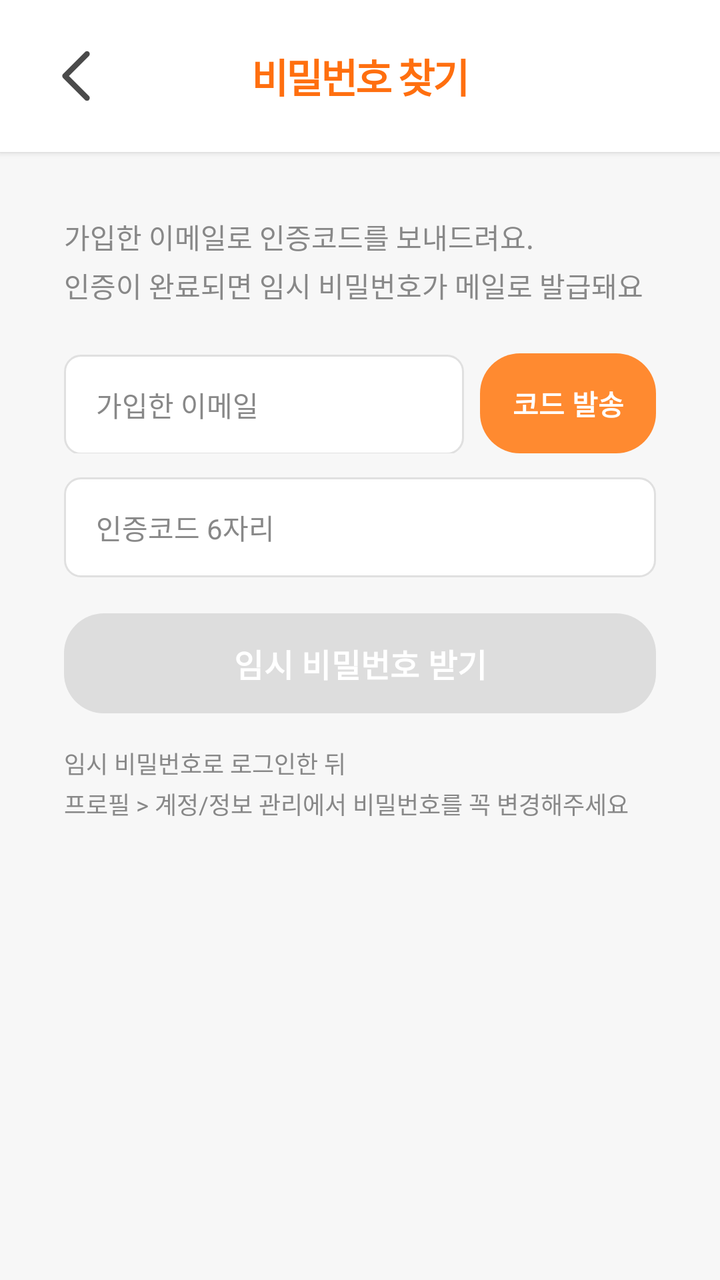
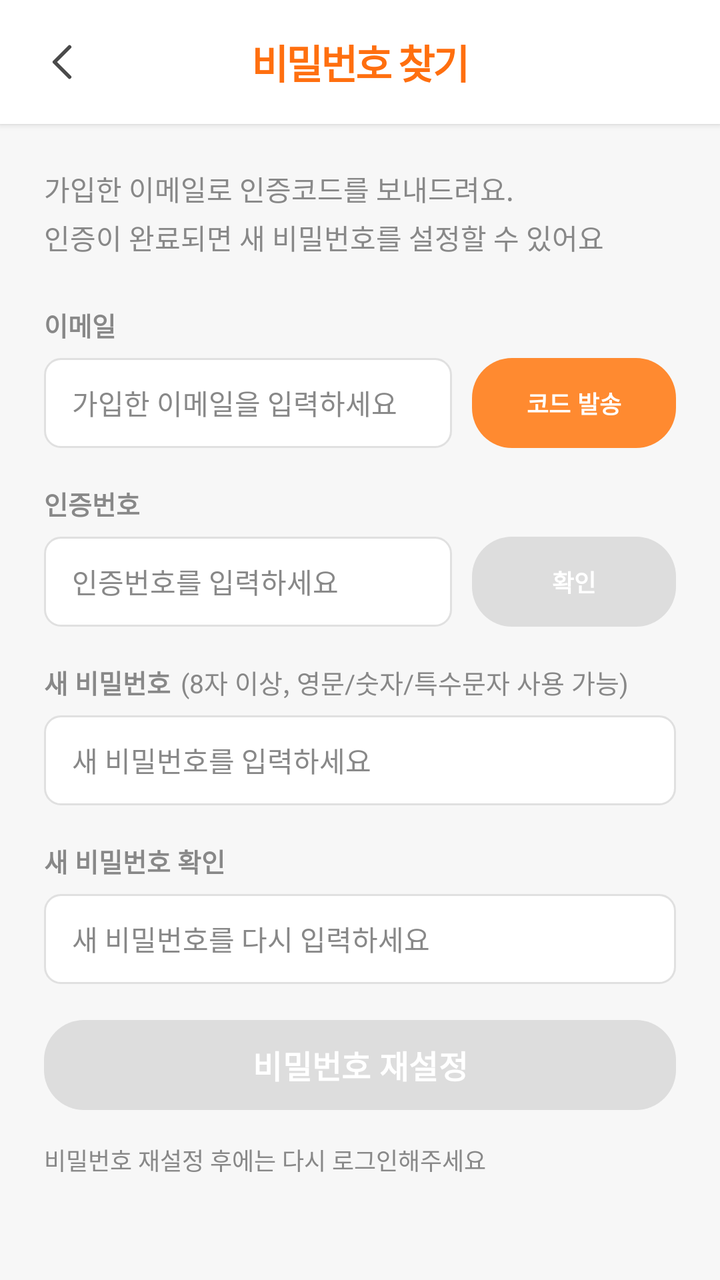

Compare the two renders of this Android layout. The source of the first and the diff that turns it into the second are given below.
<!-- AndroidManifest.xml: application theme Theme.Honbabapp -->
<!-- res/layout/activity_forgot_password.xml -->
<?xml version="1.0" encoding="utf-8"?>
<LinearLayout xmlns:android="http://schemas.android.com/apk/res/android"
    android:layout_width="match_parent"
    android:layout_height="match_parent"
    android:orientation="vertical"
    android:background="@color/bg_200">

    
    <LinearLayout
        android:layout_width="match_parent"
        android:layout_height="wrap_content"
        android:orientation="horizontal"
        android:gravity="center_vertical"
        android:padding="16dp"
        android:background="@color/bg_100"
        android:elevation="2dp">

        <ImageButton
            android:id="@+id/btn_back"
            android:layout_width="44dp"
            android:layout_height="44dp"
            android:src="@drawable/ic_arrow_back"
            android:scaleType="centerCrop"
            android:background="@color/white"
            android:layout_marginEnd="12dp"
            android:contentDescription="뒤로가기" />

        <TextView
            android:layout_width="0dp"
            android:layout_height="wrap_content"
            android:layout_weight="1"
            android:text="비밀번호 찾기"
            android:textColor="@color/primary_200"
            android:textSize="20sp"
            android:textStyle="bold"
            android:gravity="center"
            android:letterSpacing="-0.05"
            android:layout_marginEnd="56dp" />

    </LinearLayout>

    <ScrollView
        android:layout_width="match_parent"
        android:layout_height="match_parent"
        android:fillViewport="true">

        <LinearLayout
            android:layout_width="match_parent"
            android:layout_height="wrap_content"
            android:orientation="vertical"
            android:padding="32dp">

            
            <TextView
                android:layout_width="wrap_content"
                android:layout_height="wrap_content"
                android:text="가입한 이메일로 인증코드를 보내드려요.\n인증이 완료되면 임시 비밀번호가 메일로 발급돼요"
                android:textColor="@color/text_200"
                android:textSize="14sp"
                android:lineSpacingExtra="4dp"
                android:layout_marginBottom="24dp" />

            
            <LinearLayout
                android:layout_width="match_parent"
                android:layout_height="wrap_content"
                android:orientation="horizontal"
                android:layout_marginBottom="12dp">

                <EditText
                    android:id="@+id/et_email"
                    android:layout_width="0dp"
                    android:layout_height="50dp"
                    android:layout_weight="1"
                    android:hint="가입한 이메일"
                    android:textColorHint="@color/text_200"
                    android:textColor="@color/text_100"
                    android:textSize="14sp"
                    android:inputType="textEmailAddress"
                    android:background="@drawable/edittext_background"
                    android:paddingHorizontal="16dp"
                    android:layout_marginEnd="8dp" />

                <Button
                    android:id="@+id/btn_send_code"
                    android:layout_width="wrap_content"
                    android:layout_height="50dp"
                    android:text="코드 발송"
                    android:textColor="@color/white"
                    android:textSize="14sp"
                    android:textStyle="bold"
                    android:background="@drawable/button_primary_background"
                    android:paddingHorizontal="16dp" />

            </LinearLayout>

            
            <EditText
                android:id="@+id/et_code"
                android:layout_width="match_parent"
                android:layout_height="50dp"
                android:hint="인증코드 6자리"
                android:textColorHint="@color/text_200"
                android:textColor="@color/text_100"
                android:textSize="14sp"
                android:inputType="number"
                android:maxLength="6"
                android:enabled="false"
                android:background="@drawable/edittext_background"
                android:paddingHorizontal="16dp"
                android:layout_marginBottom="18dp" />

            
            <Button
                android:id="@+id/btn_reset_password"
                android:layout_width="match_parent"
                android:layout_height="50dp"
                android:text="임시 비밀번호 받기"
                android:textColor="@color/white"
                android:textSize="16sp"
                android:textStyle="bold"
                android:enabled="false"
                android:background="@drawable/button_primary_background"
                android:elevation="2dp"
                android:layout_marginBottom="16dp" />

            
            <TextView
                android:layout_width="wrap_content"
                android:layout_height="wrap_content"
                android:text="임시 비밀번호로 로그인한 뒤\n프로필 > 계정/정보 관리에서 비밀번호를 꼭 변경해주세요"
                android:textColor="@color/text_200"
                android:textSize="12sp"
                android:lineSpacingExtra="3dp" />

        </LinearLayout>

    </ScrollView>

</LinearLayout>
<!-- resources referenced by this layout -->
<resources>
  <color name="bg_100">#FFFFFF</color>
  <color name="bg_200">#F7F7F7</color>
  <color name="primary_200">#FF6F0F</color>
  <color name="text_100">#222222</color>
  <color name="text_200">#888888</color>
  <color name="white">#FFFFFFFF</color>
  <!-- drawable button_primary_background (drawable) -->
  <?xml version="1.0" encoding="utf-8"?>
  <shape xmlns:android="http://schemas.android.com/apk/res/android">
      <solid android:color="@color/primary_100" />
      <corners android:radius="20dp" />
  </shape>
  <!-- drawable edittext_background (drawable) -->
  <?xml version="1.0" encoding="utf-8"?>
  <selector xmlns:android="http://schemas.android.com/apk/res/android">
  
  
      <item android:state_focused="true">
          <shape android:shape="rectangle">
              <solid android:color="@color/bg_100"/>
              <corners android:radius="8dp"/>
              <stroke
                  android:width="2dp"
                  android:color="@color/primary_100"/>
          </shape>
      </item>
  
  
      <item>
          <shape android:shape="rectangle">
              <solid android:color="@color/bg_100"/>
              <corners android:radius="8dp"/>
              <stroke
                  android:width="1dp"
                  android:color="@color/border_100"/>
          </shape>
      </item>
  
  </selector>
  <!-- drawable ic_arrow_back (drawable) -->
  <vector xmlns:android="http://schemas.android.com/apk/res/android"
      android:width="24dp"
      android:height="24dp"
      android:viewportWidth="24"
      android:viewportHeight="24">
  
    <path
        android:pathData="M15,18L9,12L15,6"
        android:strokeColor="#4A4A4A"
        android:strokeWidth="1.5"
        android:strokeLineCap="round"
        android:strokeLineJoin="round"
        android:fillColor="@android:color/transparent"/>
  </vector>
  <style name="Theme.Honbabapp" parent="Base.Theme.Honbabapp">
          <item name="android:windowIsTranslucent">true</item>
      </style>
  <color name="primary_100">#FF8A30</color>
  <color name="border_100">#E0E0E0</color>
  <style name="Base.Theme.Honbabapp" parent="Theme.Material3.Light.NoActionBar">
          
          <item name="colorPrimary">@color/primary_100</item>
          <item name="colorPrimaryVariant">@color/primary_200</item>
          <item name="colorOnPrimary">@android:color/white</item>
  
          
          <item name="colorSecondary">@color/accent_100</item>
          <item name="colorSecondaryVariant">@color/accent_200</item>
          <item name="colorOnSecondary">@android:color/white</item>
  
          
          <item name="android:colorBackground">@color/bg_100</item>
          <item name="colorSurface">@color/white</item>
          <item name="colorOnSurface">@color/text_100</item>
  
          
          <item name="android:statusBarColor">@android:color/white</item>
          <item name="android:windowLightStatusBar">true</item>
          
      </style>
  <color name="accent_100">#00C7AE</color>
  <color name="accent_200">#2B2B2B</color>
</resources>

<!-- the commit's change to res/layout/activity_forgot_password.xml (unified diff, before → after) -->
@@ -17,8 +17,8 @@
 
         <ImageButton
             android:id="@+id/btn_back"
-            android:layout_width="44dp"
-            android:layout_height="44dp"
+            android:layout_width="30dp"
+            android:layout_height="30dp"
             android:src="@drawable/ic_arrow_back"
             android:scaleType="centerCrop"
             android:background="@color/white"
@@ -35,87 +35,246 @@
             android:textStyle="bold"
             android:gravity="center"
             android:letterSpacing="-0.05"
-            android:layout_marginEnd="56dp" />
+            android:layout_marginEnd="42dp" />
 
     </LinearLayout>
 
     <ScrollView
         android:layout_width="match_parent"
         android:layout_height="match_parent"
-        android:fillViewport="true">
+        android:fillViewport="true"
+        android:scrollbars="none">
 
         <LinearLayout
             android:layout_width="match_parent"
             android:layout_height="wrap_content"
             android:orientation="vertical"
-            android:padding="32dp">
-
-            
-            <TextView
-                android:layout_width="wrap_content"
-                android:layout_height="wrap_content"
-                android:text="가입한 이메일로 인증코드를 보내드려요.\n인증이 완료되면 임시 비밀번호가 메일로 발급돼요"
+            android:padding="22dp">
+
+            
+            <TextView
+                android:layout_width="wrap_content"
+                android:layout_height="wrap_content"
+                android:text="가입한 이메일로 인증코드를 보내드려요.\n인증이 완료되면 새 비밀번호를 설정할 수 있어요"
                 android:textColor="@color/text_200"
                 android:textSize="14sp"
                 android:lineSpacingExtra="4dp"
                 android:layout_marginBottom="24dp" />
 
             
+            <TextView
+                android:layout_width="wrap_content"
+                android:layout_height="wrap_content"
+                android:text="이메일"
+                android:textColor="@color/text_200"
+                android:textSize="13sp"
+                android:textStyle="bold"
+                android:layout_marginBottom="7dp" />
+
             <LinearLayout
                 android:layout_width="match_parent"
                 android:layout_height="wrap_content"
                 android:orientation="horizontal"
-                android:layout_marginBottom="12dp">
-
-                <EditText
-                    android:id="@+id/et_email"
-                    android:layout_width="0dp"
-                    android:layout_height="50dp"
-                    android:layout_weight="1"
-                    android:hint="가입한 이메일"
-                    android:textColorHint="@color/text_200"
-                    android:textColor="@color/text_100"
-                    android:textSize="14sp"
-                    android:inputType="textEmailAddress"
-                    android:background="@drawable/edittext_background"
-                    android:paddingHorizontal="16dp"
-                    android:layout_marginEnd="8dp" />
+                android:layout_marginBottom="18dp">
+
+                <LinearLayout
+                    android:layout_width="0dp"
+                    android:layout_weight="2"
+                    android:layout_height="wrap_content"
+                    android:orientation="vertical"
+                    android:layout_marginEnd="10dp">
+
+                    <EditText
+                        android:id="@+id/et_email"
+                        android:layout_width="match_parent"
+                        android:layout_height="45dp"
+                        android:hint="가입한 이메일을 입력하세요"
+                        android:textColorHint="@color/text_200"
+                        android:textColor="@color/text_100"
+                        android:textSize="14sp"
+                        android:inputType="textEmailAddress"
+                        android:background="@drawable/edittext_background"
+                        android:paddingHorizontal="14dp" />
+
+                    
+                    <TextView
+                        android:id="@+id/tv_email_check_result"
+                        android:layout_width="wrap_content"
+                        android:layout_height="wrap_content"
+                        android:textSize="11sp"
+                        android:layout_marginTop="4dp"
+                        android:visibility="gone" />
+
+                </LinearLayout>
 
                 <Button
                     android:id="@+id/btn_send_code"
-                    android:layout_width="wrap_content"
-                    android:layout_height="50dp"
+                    android:layout_width="0dp"
+                    android:layout_height="45dp"
+                    android:layout_weight="1"
                     android:text="코드 발송"
                     android:textColor="@color/white"
-                    android:textSize="14sp"
+                    android:textSize="12sp"
                     android:textStyle="bold"
                     android:background="@drawable/button_primary_background"
-                    android:paddingHorizontal="16dp" />
+                    android:minWidth="80dp" />
 
             </LinearLayout>
 
             
+            <TextView
+                android:layout_width="wrap_content"
+                android:layout_height="wrap_content"
+                android:text="인증번호"
+                android:textColor="@color/text_200"
+                android:textSize="13sp"
+                android:textStyle="bold"
+                android:layout_marginBottom="7dp" />
+
+            <LinearLayout
+                android:layout_width="match_parent"
+                android:layout_height="wrap_content"
+                android:orientation="horizontal"
+                android:layout_marginBottom="18dp">
+
+                <LinearLayout
+                    android:layout_width="0dp"
+                    android:layout_weight="2"
+                    android:layout_height="wrap_content"
+                    android:orientation="vertical"
+                    android:layout_marginEnd="10dp">
+
+                    <EditText
+                        android:id="@+id/et_code"
+                        android:layout_width="match_parent"
+                        android:layout_height="45dp"
+                        android:hint="인증번호를 입력하세요"
+                        android:textColorHint="@color/text_200"
+                        android:textColor="@color/text_100"
+                        android:textSize="14sp"
+                        android:inputType="number"
+                        android:maxLength="6"
+                        android:enabled="false"
+                        android:background="@drawable/edittext_background"
+                        android:paddingHorizontal="14dp" />
+
+                    
+                    <TextView
+                        android:id="@+id/tv_verify_code_result"
+                        android:layout_width="wrap_content"
+                        android:layout_height="wrap_content"
+                        android:textSize="11sp"
+                        android:layout_marginTop="4dp"
+                        android:visibility="gone" />
+
+                    
+                    <TextView
+                        android:id="@+id/tv_verification_timer"
+                        android:layout_width="wrap_content"
+                        android:layout_height="wrap_content"
+                        android:textSize="11sp"
+                        android:layout_marginTop="4dp"
+                        android:visibility="gone" />
+
+                </LinearLayout>
+
+                <Button
+                    android:id="@+id/btn_verify_code"
+                    android:layout_width="0dp"
+                    android:layout_height="45dp"
+                    android:layout_weight="1"
+                    android:text="확인"
+                    android:textColor="@color/white"
+                    android:textSize="12sp"
+                    android:textStyle="bold"
+                    android:background="@drawable/button_primary_background"
+                    android:minWidth="80dp"
+                    android:enabled="false" />
+
+            </LinearLayout>
+
+            
+            <LinearLayout
+                android:layout_width="wrap_content"
+                android:layout_height="wrap_content"
+                android:orientation="horizontal">
+
+                <TextView
+                    android:layout_width="wrap_content"
+                    android:layout_height="wrap_content"
+                    android:text="새 비밀번호"
+                    android:textColor="@color/text_200"
+                    android:textSize="13sp"
+                    android:textStyle="bold"
+                    android:layout_marginBottom="7dp" />
+
+                <TextView
+                    android:layout_width="wrap_content"
+                    android:layout_height="wrap_content"
+                    android:text="(8자 이상, 영문/숫자/특수문자 사용 가능)"
+                    android:textColor="@color/text_200"
+                    android:textSize="13sp"
+                    android:layout_marginStart="5dp"
+                    android:layout_marginBottom="7dp" />
+
+            </LinearLayout>
+
             <EditText
-                android:id="@+id/et_code"
-                android:layout_width="match_parent"
-                android:layout_height="50dp"
-                android:hint="인증코드 6자리"
+                android:id="@+id/et_new_password"
+                android:layout_width="match_parent"
+                android:layout_height="45dp"
+                android:hint="새 비밀번호를 입력하세요"
                 android:textColorHint="@color/text_200"
                 android:textColor="@color/text_100"
                 android:textSize="14sp"
-                android:inputType="number"
-                android:maxLength="6"
+                android:inputType="textPassword"
                 android:enabled="false"
                 android:background="@drawable/edittext_background"
-                android:paddingHorizontal="16dp"
-                android:layout_marginBottom="18dp" />
+                android:paddingHorizontal="14dp"
+                android:layout_marginBottom="18dp"
+                android:maxLength="14" />
+
+            
+            <TextView
+                android:layout_width="wrap_content"
+                android:layout_height="wrap_content"
+                android:text="새 비밀번호 확인"
+                android:textColor="@color/text_200"
+                android:textSize="13sp"
+                android:textStyle="bold"
+                android:layout_marginBottom="7dp" />
+
+            <EditText
+                android:id="@+id/et_confirm_password"
+                android:layout_width="match_parent"
+                android:layout_height="45dp"
+                android:hint="새 비밀번호를 다시 입력하세요"
+                android:textColorHint="@color/text_200"
+                android:textColor="@color/text_100"
+                android:textSize="14sp"
+                android:inputType="textPassword"
+                android:enabled="false"
+                android:background="@drawable/edittext_background"
+                android:paddingHorizontal="14dp"
+                android:layout_marginBottom="18dp"
+                android:maxLength="14" />
+
+            
+            <TextView
+                android:id="@+id/tv_password_match"
+                android:layout_width="wrap_content"
+                android:layout_height="wrap_content"
+                android:textSize="11sp"
+                android:layout_marginTop="-10dp"
+                android:layout_marginBottom="14dp"
+                android:visibility="gone" />
 
             
             <Button
                 android:id="@+id/btn_reset_password"
                 android:layout_width="match_parent"
-                android:layout_height="50dp"
-                android:text="임시 비밀번호 받기"
+                android:layout_height="45dp"
+                android:text="비밀번호 재설정"
                 android:textColor="@color/white"
                 android:textSize="16sp"
                 android:textStyle="bold"
@@ -128,7 +287,7 @@
             <TextView
                 android:layout_width="wrap_content"
                 android:layout_height="wrap_content"
-                android:text="임시 비밀번호로 로그인한 뒤\n프로필 > 계정/정보 관리에서 비밀번호를 꼭 변경해주세요"
+                android:text="비밀번호 재설정 후에는 다시 로그인해주세요"
                 android:textColor="@color/text_200"
                 android:textSize="12sp"
                 android:lineSpacingExtra="3dp" />
